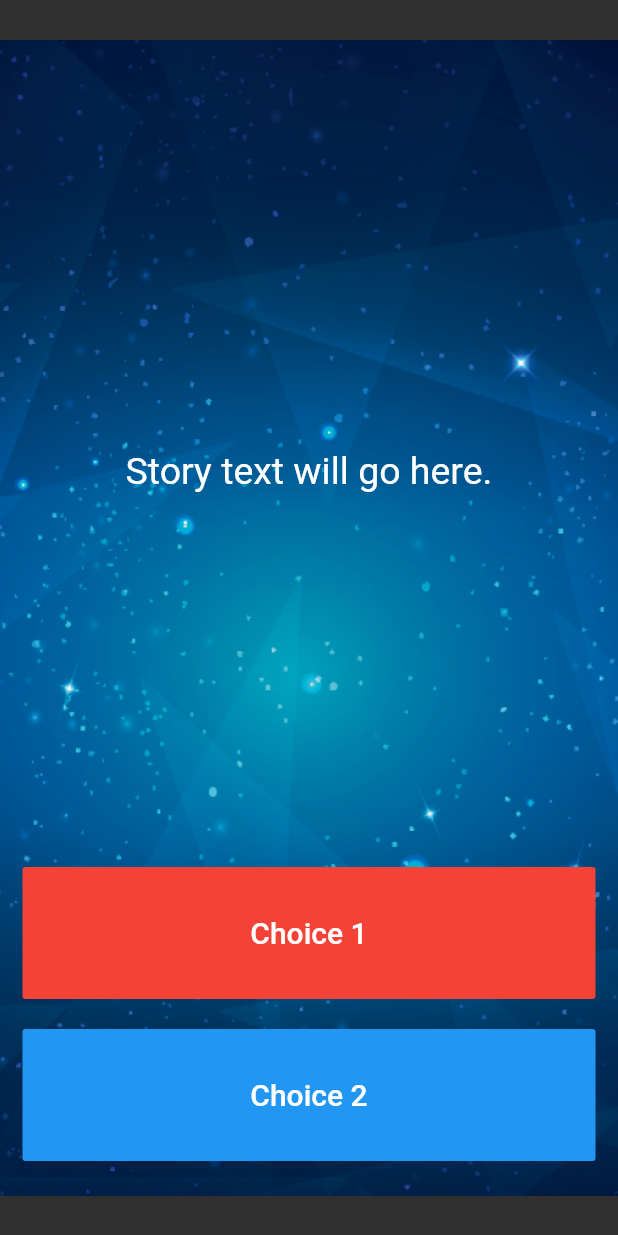
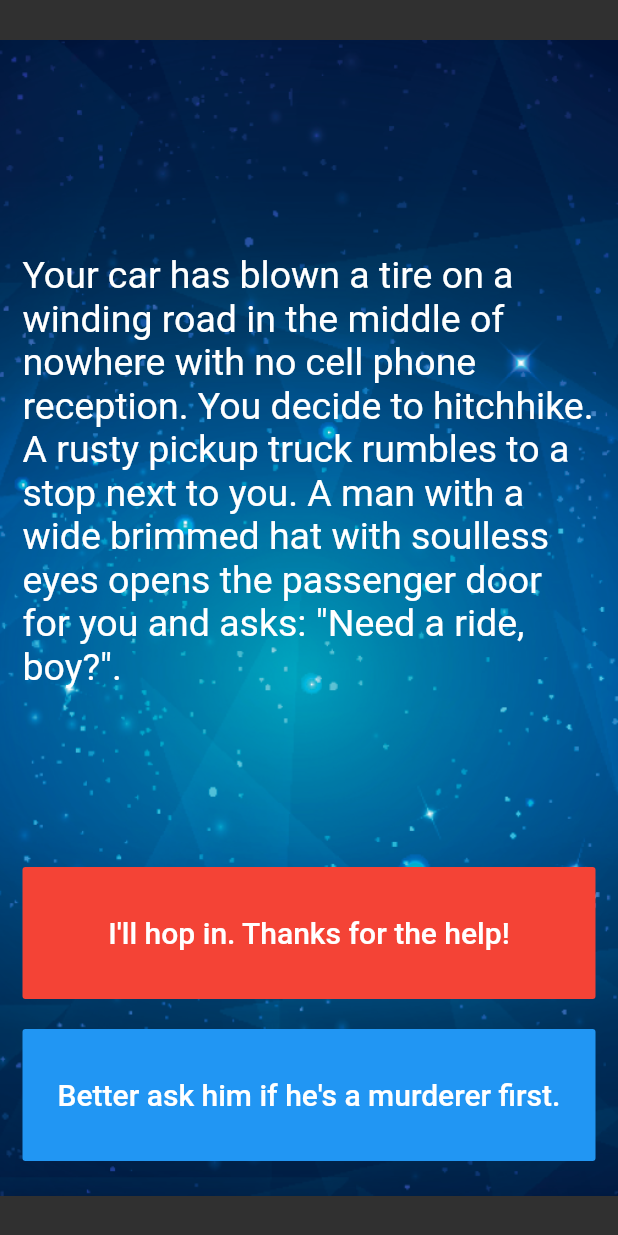
Before and after one commit to Akito-n/space-talk, a Flutter app: the screen it shows after launch, on a phone screen of 412 x 824 dp. Run offline on Flutter 3.47's test engine with Material 2 defaults, Android fonts, the phone set to English and light mode, and no system bars.

Commit message:
wip とりあえず最初のデータを出した

```diff
--- a/lib/main.dart
+++ b/lib/main.dart
@@ -1,4 +1,5 @@
 import 'package:flutter/material.dart';
+import 'package:space_talk/story_brain.dart';
 
 //TODO: Step 15 - Run the app and see if you can see the screen update with the first story. Delete this TODO if it looks as you expected.
 
@@ -13,7 +14,7 @@ class Destini extends StatelessWidget {
   }
 }
 
-//TODO: Step 9 - Create a new storyBrain object from the StoryBrain class.
+StoryBrain storyBrain = StoryBrain();
 
 class StoryPage extends StatefulWidget {
   _StoryPageState createState() => _StoryPageState();
@@ -39,8 +40,7 @@ class _StoryPageState extends State<StoryPage> {
                 flex: 12,
                 child: Center(
                   child: Text(
-                    //TODO: Step 10 - use the storyBrain to get the first story title and display it in this Text Widget.
-                    'Story text will go here.',
+                    storyBrain.getStroy(),
                     style: TextStyle(
                       fontSize: 25.0,
                     ),
@@ -56,8 +56,7 @@ class _StoryPageState extends State<StoryPage> {
                   },
                   color: Colors.red,
                   child: Text(
-                    //TODO: Step 13 - Use the storyBrain to get the text for choice 1.
-                    'Choice 1',
+                    storyBrain.getChoice1(),
                     style: TextStyle(
                       fontSize: 20.0,
                     ),
@@ -78,8 +77,7 @@ class _StoryPageState extends State<StoryPage> {
                   },
                   color: Colors.blue,
                   child: Text(
-                    //TODO: Step 14 - Use the storyBrain to get the text for choice 2.
-                    'Choice 2',
+                    storyBrain.getChoice2(),
                     style: TextStyle(
                       fontSize: 20.0,
                     ),
```
Also changed, not shown: lib/story_brain.dart (+9 -3 lines).
